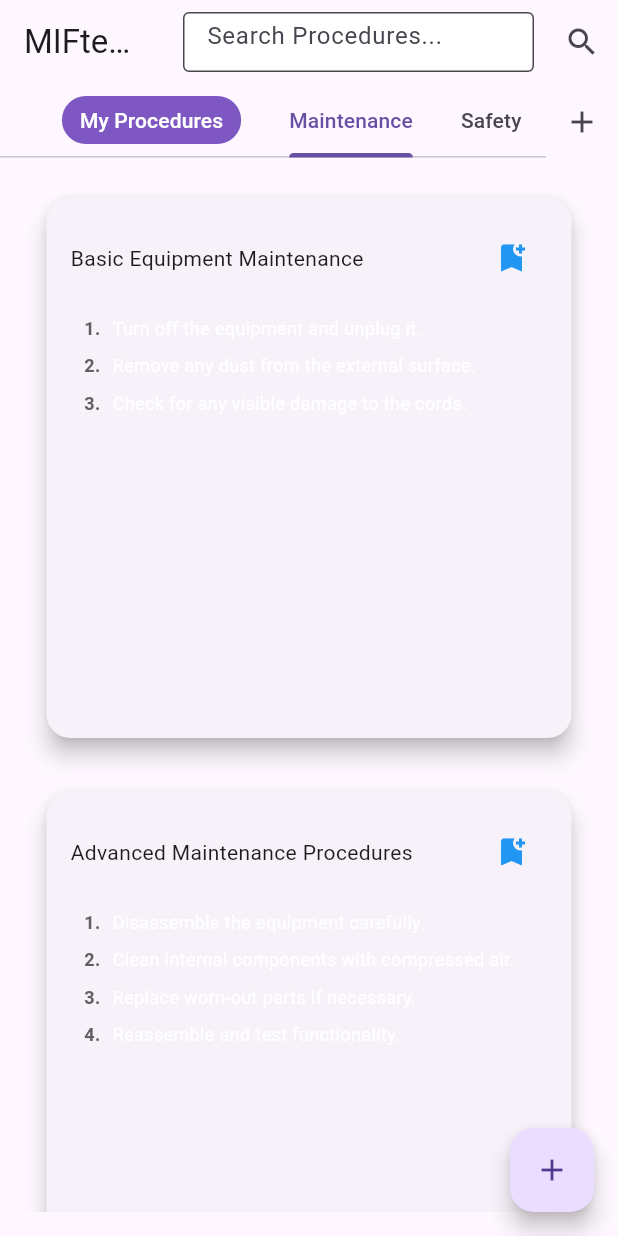
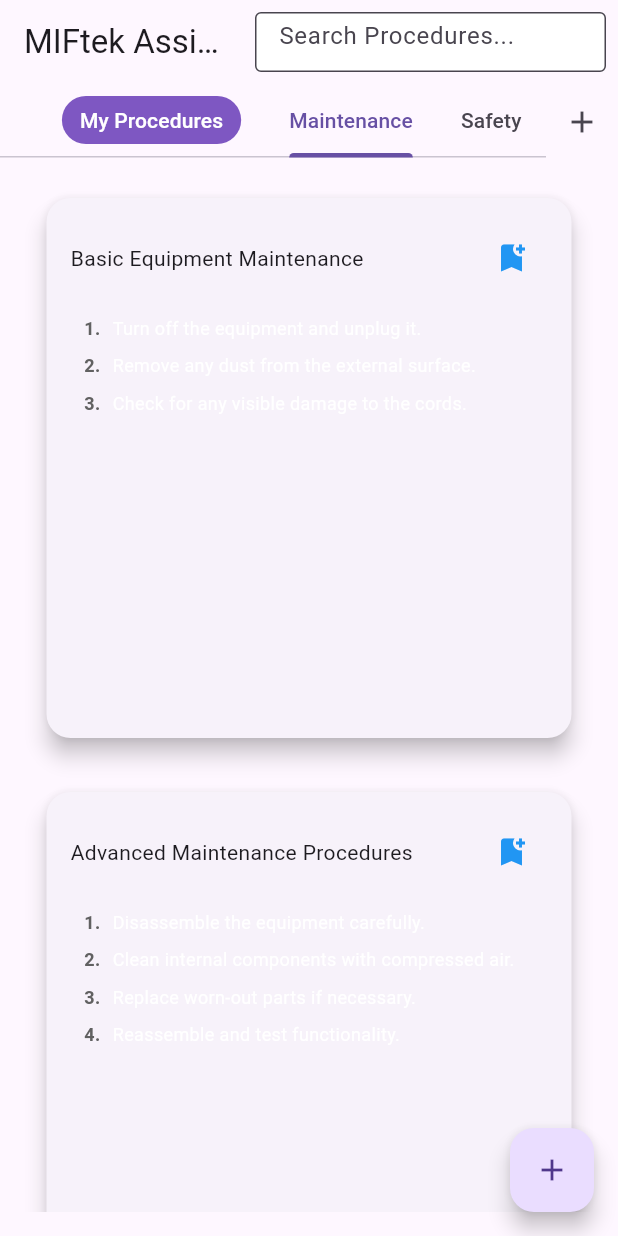
Before and after one commit to isheikh8492/MIFtek_Assist, a Flutter app: the screen it shows after launch, tab 2 chosen, on a phone screen of 412 x 824 dp. Run offline on Flutter 3.47's test engine with Material 3 defaults, Android fonts, the phone set to English and light mode, and no system bars.

Commit message:
search feature implemented

```diff
--- a/lib/screens/main_page.dart
+++ b/lib/screens/main_page.dart
@@ -25,6 +25,7 @@ class _MainPageState extends State<MainPage> with TickerProviderStateMixin {
   final FocusNode _focusNode = FocusNode();
   String _searchQuery = '';
   Topic? _selectedTopic;
+  int? _highlightedProcedureId;
 
 
   @override
@@ -113,12 +114,6 @@ class _MainPageState extends State<MainPage> with TickerProviderStateMixin {
           Row(
             children: [
               _buildSearchField(), // Search field with a fixed width
-              IconButton(
-                icon: const Icon(Icons.search),
-                onPressed: () {
-                  // Optionally trigger search manually if needed
-                },
-              ),
             ],
           ),
         ],
@@ -258,28 +253,12 @@ class _MainPageState extends State<MainPage> with TickerProviderStateMixin {
             _searchQuery = query.toLowerCase(); // Update query dynamically
           });
         },
+        controller:
+            TextEditingController(text: _searchQuery), // Keep the text updated
       ),
     );
   }
 
-
-
-  Widget _buildTopicDropdownTab() {
-    return DropdownButton<Topic>(
-      value: _selectedTopic,
-      onChanged: (Topic? newTopic) {
-        setState(() {
-          _selectedTopic = newTopic;
-        });
-      },
-      items: _topics.map((topic) {
-        return DropdownMenuItem<Topic>(
-          value: topic,
-          child: Text(topic.title),
-        );
-      }).toList(),
-    );
-  }
 
 
   Widget _buildHighlightedText(String text, String query) {
@@ -306,53 +285,6 @@ class _MainPageState extends State<MainPage> with TickerProviderStateMixin {
         text: TextSpan(
             children: spans, style: const TextStyle(color: Colors.white)));
   }
-
-
-
-  Widget _buildProceduresGrid(bool isDesktop, Topic topic) {
-    final proceduresForTopic =
-        _getFilteredProcedures(topic); // Use filtered list
-
-    return Padding(
-      padding: const EdgeInsets.all(16.0),
-      child: proceduresForTopic.isNotEmpty
-          ? GridView.builder(
-              gridDelegate: SliverGridDelegateWithFixedCrossAxisCount(
-                crossAxisCount: isDesktop ? 3 : 1,
-                crossAxisSpacing: 16,
-                mainAxisSpacing: 16,
-              ),
-              itemCount: proceduresForTopic.length,
-              itemBuilder: (context, index) {
-                final procedure = proceduresForTopic[index];
-                return ProcedureCard(
-                  procedure: procedure,
-                  isDesktop: isDesktop,
-                  titleWidget: _buildHighlightedText(procedure.title,
-                      _searchQuery), // Highlight matching parts
-                  onBookmark: () {
-                    setState(() {
-                      if (!_bookmarkedProcedures
-                          .any((proc) => proc.title == procedure.title)) {
-                        _bookmarkedProcedures.add(procedure);
-                      }
-                    });
-                  },
-                  onEdit: () {
-                    _showEditProcedureDialog(context, procedure, index);
-                  },
-                );
-              },
-            )
-          : Center(
-              child: Text(
-                "No procedures available for this topic.",
-                style: Theme.of(context).textTheme.headlineSmall,
-              ),
-            ),
-    );
-  }
-
 
   Widget _buildPersonalProceduresGrid(bool isDesktop) {
     return Padding(
@@ -555,6 +487,7 @@ class _MainPageState extends State<MainPage> with TickerProviderStateMixin {
                         ),
                         onTap: () {
                           // You can add navigation or other actions here
+                          _highlightProcedure(procedure);
                         },
                       ),
                     ),
@@ -568,4 +501,85 @@ class _MainPageState extends State<MainPage> with TickerProviderStateMixin {
     );
   }
 
+  void _highlightProcedure(Procedure procedure) {
+    // Find the index of the corresponding topic tab
+    int topicIndex =
+        _topics.indexWhere((topic) => topic.id == procedure.topicId);
+
+    // If the topic is found, switch to that tab
+    if (topicIndex != -1) {
+      setState(() {
+        _tabController.animateTo(
+            topicIndex + 1); // +1 because My Procedures is the first tab
+        _highlightedProcedureId = procedure.id; // Highlight this procedure
+        _searchQuery = ''; // Reset the search query
+      });
+
+      // Remove the highlight after 1 second
+      Future.delayed(Duration(seconds: 1), () {
+        setState(() {
+          _highlightedProcedureId = null; // Reset highlight
+        });
+      });
+    }
+  }
+
+
+  Widget _buildProceduresGrid(bool isDesktop, Topic topic) {
+    final proceduresForTopic = _getFilteredProcedures(topic);
+
+    return Padding(
+      padding: const EdgeInsets.all(16.0),
+      child: proceduresForTopic.isNotEmpty
+          ? GridView.builder(
+              gridDelegate: SliverGridDelegateWithFixedCrossAxisCount(
+                crossAxisCount: isDesktop ? 3 : 1,
+                crossAxisSpacing: 16,
+                mainAxisSpacing: 16,
+              ),
+              itemCount: proceduresForTopic.length,
+              itemBuilder: (context, index) {
+                final procedure = proceduresForTopic[index];
+
+                // Check if this procedure is the one being highlighted
+                final isHighlighted = procedure.id == _highlightedProcedureId;
+
+                return AnimatedContainer(
+                  duration: const Duration(milliseconds: 500),
+                  decoration: BoxDecoration(
+                    color: isHighlighted
+                        ? Colors.yellow.withOpacity(0.3) // Highlight color
+                        : Colors.transparent, // Normal state
+                    borderRadius: BorderRadius.circular(10),
+                  ),
+                  child: ProcedureCard(
+                    procedure: procedure,
+                    isDesktop: isDesktop,
+                    titleWidget:
+                        _buildHighlightedText(procedure.title, _searchQuery),
+                    onBookmark: () {
+                      setState(() {
+                        if (!_bookmarkedProcedures
+                            .any((proc) => proc.title == procedure.title)) {
+                          _bookmarkedProcedures.add(procedure);
+                        }
+                      });
+                    },
+                    onEdit: () {
+                      _showEditProcedureDialog(context, procedure, index);
+                    },
+                  ),
+                );
+              },
+            )
+          : Center(
+              child: Text(
+                "No procedures available for this topic.",
+                style: Theme.of(context).textTheme.headlineSmall,
+              ),
+            ),
+    );
+  }
+
+
 }
```
